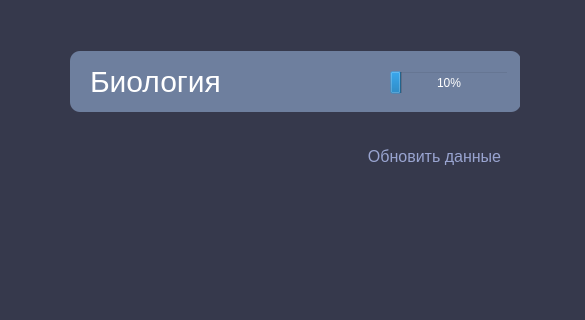
Before: the Qt Designer form ui/main_page.ui in NotAKes/frog.study, drawn with Qt 5; both pictures show x 208 to 793 and y 498 to 818 of the 1243 by 818 pixel window.
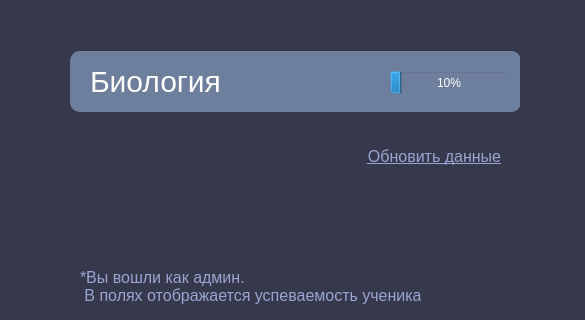
After: the same form once the commit is applied.

Commit message: admin functionality

What changed in the file:
```diff
--- a/ui/main_page.ui
+++ b/ui/main_page.ui
@@ -331,12 +331,31 @@
        </property>
        <property name="styleSheet">
         <string notr="true">font-size:16px;
+text-decoration:underline;
 color:rgb(153, 164, 208);</string>
        </property>
        <property name="text">
         <string>Обновить данные</string>
        </property>
       </widget>
+      <widget class="QLabel" name="admin_warning">
+       <property name="geometry">
+        <rect>
+         <x>60</x>
+         <y>750</y>
+         <width>341</width>
+         <height>51</height>
+        </rect>
+       </property>
+       <property name="styleSheet">
+        <string notr="true">font-size:16px;
+color:rgb(153, 164, 208);</string>
+       </property>
+       <property name="text">
+        <string>*Вы вошли как админ. 
+ В полях отображается успеваемость ученика</string>
+       </property>
+      </widget>
       <zorder>label</zorder>
       <zorder>chem_button</zorder>
       <zorder>math_button</zorder>
```
Left out of the diff: 1 changed line with no effect on the pictures. The commit also changes 5 other files.
